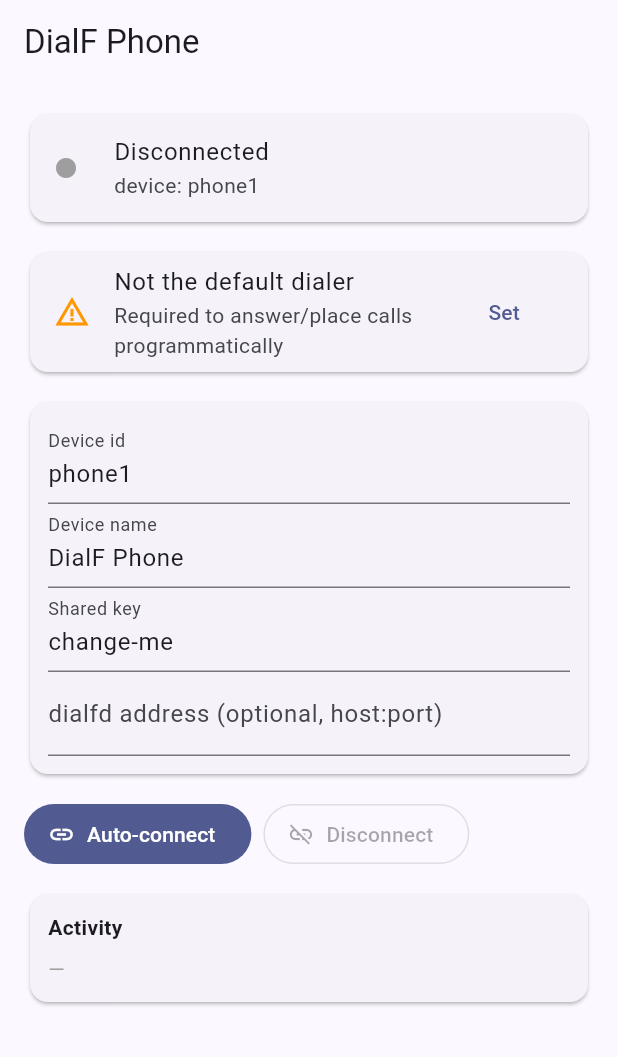
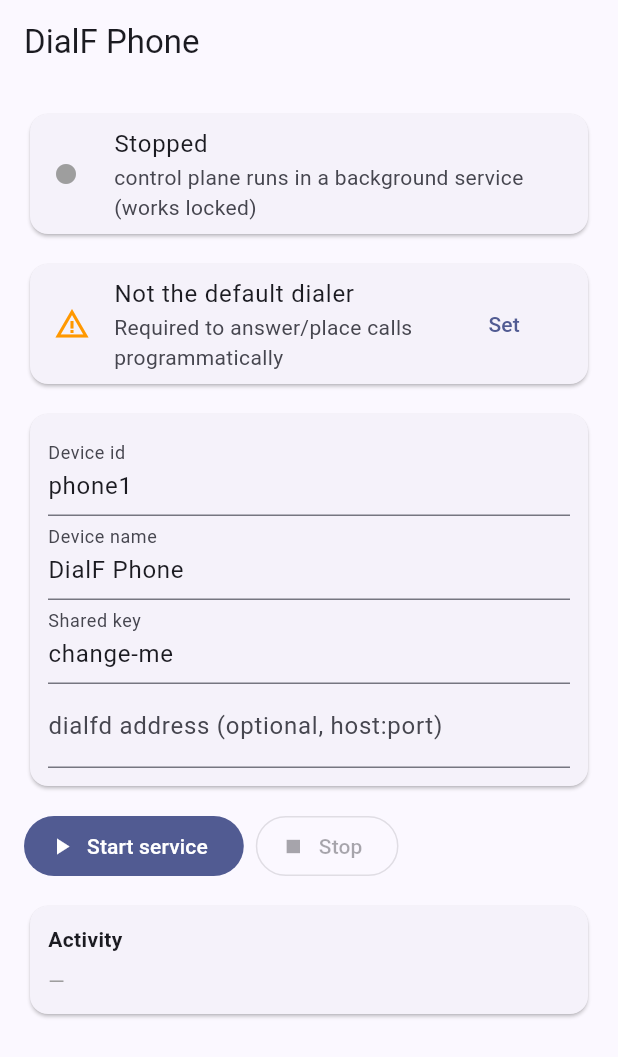
Before and after one commit to Agora-Build/DialF, a Flutter app: the screen it shows after launch, on a phone screen of 412 x 824 dp. Shown: the top 1057 px of the screen. Run offline on Flutter 3.47's test engine with Material 3 defaults, Android fonts, the phone set to English and light mode, and no system bars; our stand-ins replace permission_handler.

Commit message:
App: native control plane (works locked/headless), Dart UI slimmed
Move the control plane out of the Flutter isolate (which Android pauses when the app
is backgrounded/locked) into a native foreground service, so the phone stays
controllable while locked and across reboots.

- Telecom.kt: shared telephony ops (place/answer/hangup/sendSms/listSms), used by
  both the service and the activity.
- ConnForegroundService.kt: OkHttp WebSocket client — NSD-discovers _dialfd._tcp (or
  a saved address), hello + 30s heartbeat, dispatches cmd->Telecom, forwards
  call/SMS events (via Dialf.serviceListener), reconnects with backoff. Runs
  independent of the UI.
- BootReceiver.kt: auto-start on BOOT_COMPLETED when enabled.
- MainActivity: slimmed to config (SharedPreferences) + start/stop + dialer role +
  status events; `--ez start true` launches the service headlessly. Telecom methods
  removed (now in the service).
- Dart: UI is now config/status driving the service; removed the Dart WS client
  (client.dart) entirely.
- gradle: OkHttp. manifest: RECEIVE_BOOT_COMPLETED + BootReceiver.
- cleanup: drop unused Dialf.inCallService.

Verified on a real Pixel 9 Pro WHILE LOCKED (no unlock): service auto-started over
the lock screen, connected to dialfd (phone1 in `dialf devices`), and
`dialf sms list phone1` returned 20 existing inbox messages. flutter analyze clean;
APK builds.

```diff
--- a/app/lib/main.dart
+++ b/app/lib/main.dart
@@ -1,7 +1,8 @@
+import 'dart:async';
+
 import 'package:flutter/material.dart';
 import 'package:permission_handler/permission_handler.dart';
 
-import 'client.dart';
 import 'telecom.dart';
 
 void main() {
@@ -29,39 +30,79 @@ class HomePage extends StatefulWidget {
 }
 
 class _HomePageState extends State<HomePage> {
-  final client = DialfClient();
   final _id = TextEditingController(text: 'phone1');
   final _name = TextEditingController(text: 'DialF Phone');
   final _key = TextEditingController(text: 'change-me');
-  final _addr = TextEditingController(); // optional host:port override
+  final _addr = TextEditingController();
+
   bool _isDefaultDialer = false;
+  bool _connected = false;
+  String? _server;
+  bool _running = false;
+  final List<String> _log = [];
+  StreamSubscription<Map<String, dynamic>>? _sub;
 
   @override
   void initState() {
     super.initState();
+    _sub = Native.events().listen(_onEvent);
     _bootstrap();
   }
 
   Future<void> _bootstrap() async {
     await [Permission.phone, Permission.sms, Permission.notification].request();
-    _isDefaultDialer = await Telecom.isDefaultDialer();
+    _isDefaultDialer = await Native.isDefaultDialer();
     if (mounted) setState(() {});
   }
 
-  void _applyIdentity() {
-    client.deviceId = _id.text.trim();
-    client.deviceName = _name.text.trim();
-    client.key = _key.text;
+  void _onEvent(Map<String, dynamic> e) {
+    switch (e['type']) {
+      case 'status':
+        _connected = e['connected'] == true;
+        _server = e['server'] as String?;
+        _logLine(_connected ? 'connected ${_server ?? ''}' : 'disconnected');
+        break;
+      case 'call_state':
+        _logLine('call ${e['state']} ${e['number'] ?? ''}');
+        break;
+      case 'sms':
+        _logLine('sms ${e['direction']} ${e['from'] ?? ''}');
+        break;
+      case 'dialer_role':
+        _isDefaultDialer = e['granted'] == true;
+        _logLine('dialer role: ${e['granted']}');
+        break;
+    }
+    if (mounted) setState(() {});
   }
 
-  Future<void> _refreshDialer() async {
-    _isDefaultDialer = await Telecom.isDefaultDialer();
-    if (mounted) setState(() {});
+  void _logLine(String m) {
+    _log.insert(0, m);
+    if (_log.length > 50) _log.removeLast();
+  }
+
+  Future<void> _start() async {
+    await Native.saveConfig(
+      deviceId: _id.text.trim(),
+      name: _name.text.trim(),
+      key: _key.text,
+      server: _addr.text.trim(),
+    );
+    await Native.startService();
+    setState(() => _running = true);
+  }
+
+  Future<void> _stop() async {
+    await Native.stopService();
+    setState(() {
+      _running = false;
+      _connected = false;
+    });
   }
 
   @override
   void dispose() {
-    client.dispose();
+    _sub?.cancel();
     _id.dispose();
     _name.dispose();
     _key.dispose();
@@ -73,44 +114,34 @@ class _HomePageState extends State<HomePage> {
   Widget build(BuildContext context) {
     return Scaffold(
       appBar: AppBar(title: const Text('DialF Phone')),
-      body: ListenableBuilder(
-        listenable: client,
-        builder: (context, _) {
-          return ListView(
+      body: ListView(
         padding: const EdgeInsets.all(16),
         children: [
           _statusCard(),
           const SizedBox(height: 12),
           _dialerCard(),
           const SizedBox(height: 12),
-              _identityCard(),
+          _configCard(),
           const SizedBox(height: 12),
-              _connectButtons(),
+          _buttons(),
           const SizedBox(height: 12),
           _logCard(),
         ],
-          );
-        },
       ),
     );
   }
 
   Widget _statusCard() {
-    final s = client.status;
-    final (label, color) = switch (s) {
-      ConnStatus.connected => (
-          'Connected${client.serverInfo != null ? " · ${client.serverInfo}" : ""}',
-          Colors.green
-        ),
-      ConnStatus.connecting => ('Connecting…', Colors.orange),
-      ConnStatus.discovering => ('Discovering dialfd…', Colors.blue),
-      ConnStatus.disconnected => ('Disconnected', Colors.grey),
-    };
+    final (label, color) = _connected
+        ? ('Connected${_server != null ? " · $_server" : ""}', Colors.green)
+        : _running
+            ? ('Service running — discovering…', Colors.orange)
+            : ('Stopped', Colors.grey);
     return Card(
       child: ListTile(
         leading: Icon(Icons.circle, color: color, size: 16),
         title: Text(label),
-        subtitle: Text('device: ${client.deviceId}'),
+        subtitle: const Text('control plane runs in a background service (works locked)'),
       ),
     );
   }
@@ -126,9 +157,10 @@ class _HomePageState extends State<HomePage> {
         subtitle: const Text('Required to answer/place calls programmatically'),
         trailing: TextButton(
           onPressed: () async {
-            await Telecom.requestDialerRole();
+            await Native.requestDialerRole();
             await Future.delayed(const Duration(seconds: 1));
-            await _refreshDialer();
+            _isDefaultDialer = await Native.isDefaultDialer();
+            if (mounted) setState(() {});
           },
           child: const Text('Set'),
         ),
@@ -136,7 +168,7 @@ class _HomePageState extends State<HomePage> {
     );
   }
 
-  Widget _identityCard() {
+  Widget _configCard() {
     return Card(
       child: Padding(
         padding: const EdgeInsets.all(12),
@@ -147,10 +179,9 @@ class _HomePageState extends State<HomePage> {
             TextField(controller: _key, decoration: const InputDecoration(labelText: 'Shared key')),
             TextField(
               controller: _addr,
-              onChanged: (_) => setState(() {}),
               decoration: const InputDecoration(
                 labelText: 'dialfd address (optional, host:port)',
-                hintText: 'leave blank to auto-discover',
+                hintText: 'leave blank to auto-discover (mDNS)',
               ),
             ),
           ],
@@ -159,36 +190,20 @@ class _HomePageState extends State<HomePage> {
     );
   }
 
-  Widget _connectButtons() {
-    final connected = client.status == ConnStatus.connected;
+  Widget _buttons() {
     return Wrap(
       spacing: 8,
       runSpacing: 8,
       children: [
         FilledButton.icon(
-          onPressed: connected
-              ? null
-              : () {
-                  _applyIdentity();
-                  // Tolerate full-width colon (CJK IMEs) and stray spaces.
-                  final addr = _addr.text.trim().replaceAll('：', ':');
-                  if (addr.contains(':')) {
-                    final parts = addr.split(':');
-                    client.connect(
-                      parts[0].trim(),
-                      int.tryParse(parts[1].trim()) ?? 8765,
-                    );
-                  } else {
-                    client.autoConnect();
-                  }
-                },
-          icon: const Icon(Icons.link),
-          label: Text(_addr.text.trim().isEmpty ? 'Auto-connect' : 'Connect'),
+          onPressed: _running ? null : _start,
+          icon: const Icon(Icons.play_arrow),
+          label: const Text('Start service'),
         ),
         OutlinedButton.icon(
-          onPressed: connected ? () => client.disconnect() : null,
-          icon: const Icon(Icons.link_off),
-          label: const Text('Disconnect'),
+          onPressed: _running ? _stop : null,
+          icon: const Icon(Icons.stop),
+          label: const Text('Stop'),
         ),
       ],
     );
@@ -203,12 +218,11 @@ class _HomePageState extends State<HomePage> {
           children: [
             const Text('Activity', style: TextStyle(fontWeight: FontWeight.bold)),
             const SizedBox(height: 8),
-            if (client.log.isEmpty)
+            if (_log.isEmpty)
               const Text('—', style: TextStyle(color: Colors.grey))
             else
-              ...client.log.take(30).map(
-                    (l) => Text(l,
-                        style: const TextStyle(fontSize: 12, fontFamily: 'monospace')),
+              ..._log.take(30).map(
+                    (l) => Text(l, style: const TextStyle(fontSize: 12, fontFamily: 'monospace')),
                   ),
           ],
         ),
--- a/app/lib/telecom.dart
+++ b/app/lib/telecom.dart
@@ -1,13 +1,14 @@
 import 'package:flutter/services.dart';
 
-/// Thin wrapper over the native Telecom MethodChannel + event EventChannel
-/// (implemented in MainActivity.kt / Dialf.kt).
-class Telecom {
+/// Bridge to the native side. The control plane (WebSocket + telephony) runs in the
+/// Android foreground service; this just configures it, controls start/stop, requests the
+/// dialer role, and receives status/events for display.
+class Native {
   static const MethodChannel _m = MethodChannel('dialf/telecom');
   static const EventChannel _e = EventChannel('dialf/events');
   static Stream<Map<String, dynamic>>? _events;
 
-  /// Broadcast stream of native events (call_state, dialer_role).
+  /// Status + call/SMS/dialer-role events emitted by the native side.
   static Stream<Map<String, dynamic>> events() {
     _events ??= _e
         .receiveBroadcastStream()
@@ -20,22 +21,23 @@ class Telecom {
 
   static Future<void> requestDialerRole() => _m.invokeMethod('requestDialerRole');
 
-  static Future<void> placeCall(String number) =>
-      _m.invokeMethod('placeCall', {'number': number});
+  /// Persist the service config (device id / name / shared key / optional host:port).
+  static Future<void> saveConfig({
+    required String deviceId,
+    required String name,
+    required String key,
+    String server = '',
+  }) =>
+      _m.invokeMethod('saveConfig', {
+        'device_id': deviceId,
+        'name': name,
+        'key': key,
+        'server': server,
+      });
 
-  static Future<void> answer(String? callId) =>
-      _m.invokeMethod('answer', {'call_id': callId});
-
-  static Future<void> hangup(String? callId) =>
-      _m.invokeMethod('hangup', {'call_id': callId});
-
-  static Future<void> sendSms(String to, String body) =>
-      _m.invokeMethod('sendSms', {'to': to, 'body': body});
-
-  static Future<List<dynamic>> listSms([int limit = 20]) async =>
-      (await _m.invokeMethod('listSms', {'limit': limit})) as List<dynamic>? ?? [];
-
+  /// Start the headless control-plane service (auto-discovers dialfd, runs locked).
   static Future<void> startService() => _m.invokeMethod('startService');
 
+  /// Stop the control-plane service.
   static Future<void> stopService() => _m.invokeMethod('stopService');
 }
```
Also changed, not shown: app/lib/client.dart (deleted, +0 -213 lines), 8 other files. Lines whose indentation alone changed are shown as unchanged.
